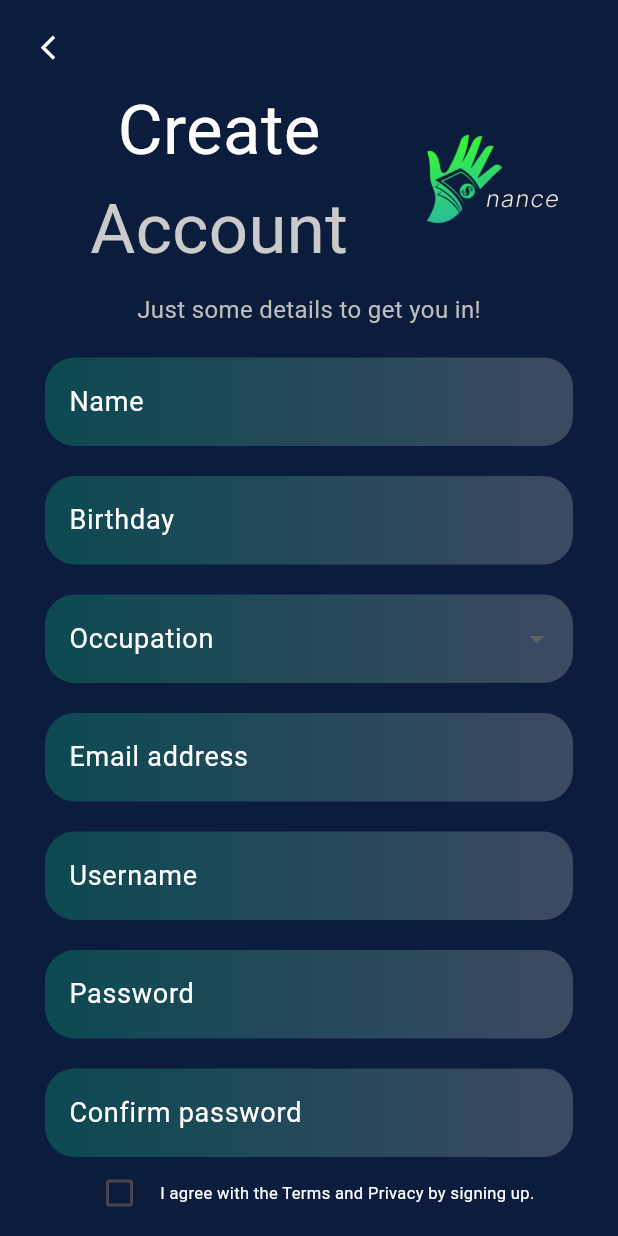
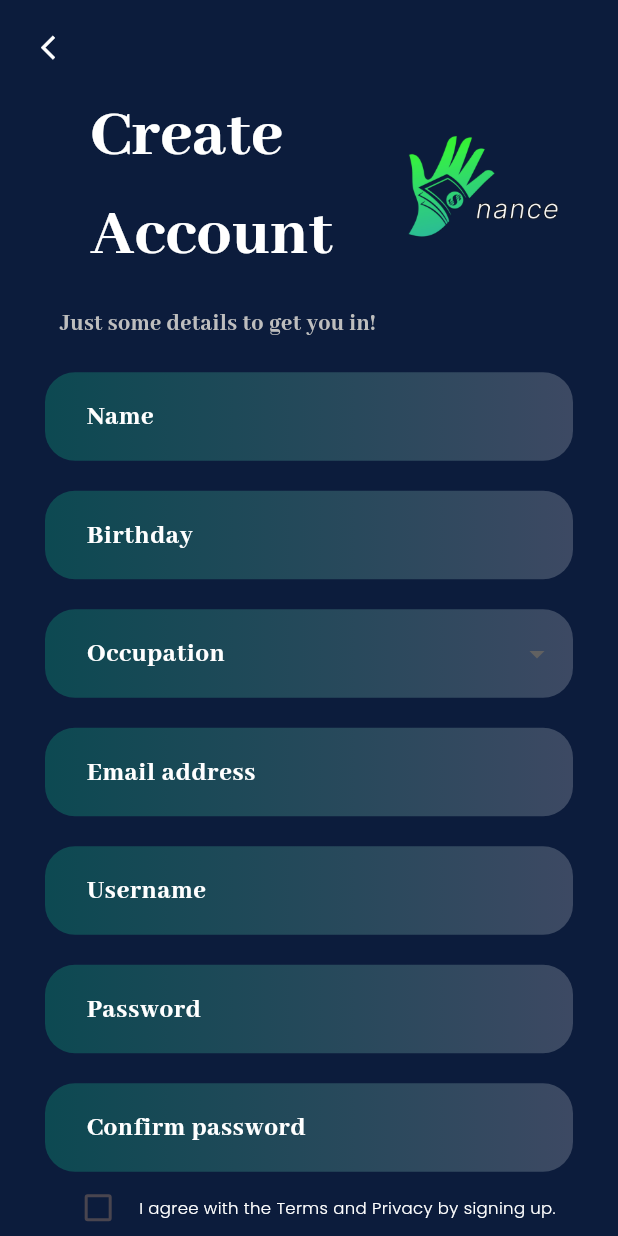
Before and after one commit to Wrynaft/fivenance, a Flutter app: the Begin screen opened by its route, after a tap on "Sign Up", on a phone screen of 412 x 824 dp. Run offline on Flutter 3.47's test engine with Material 3 defaults, Android fonts, the phone set to English and light mode, and no system bars; our stand-ins replace smooth_page_indicator; project files that could hold a hidden picture were left out.

Commit message:
Polished by Rui Zhe

```diff
--- a/lib/pages/begin.dart
+++ b/lib/pages/begin.dart
@@ -18,11 +18,13 @@ class _BeginState extends State<Begin> {
             Expanded(
                 child: Container(
               margin: const EdgeInsets.all(40),
-            alignment: Alignment.center,
+              alignment: Alignment(0.05, 0.1),
               child: const Image(
                 image: AssetImage('assets/Logo.png'),
-            ),)
+                width: 332,
+                height: 206,
               ),
+            )),
             Row(
               mainAxisAlignment: MainAxisAlignment.spaceEvenly,
               children: <Widget>[
@@ -30,50 +32,75 @@ class _BeginState extends State<Begin> {
                   child: Container(
                     margin: const EdgeInsets.only(left: 20, right: 5),
                     child: OutlinedButton(
-                onPressed: (){
+                      onPressed: () {
                         Navigator.pushNamed(context, '/login');
                       },
-                style: OutlinedButton.styleFrom(side: const BorderSide(color: Color(0xFF6DFF95))),
-                child: const Text('Login', style: TextStyle(fontFamily: 'Judson', color: Color(0xFF6DFF95), fontSize: 23)),),
-              ),),
+                      style: OutlinedButton.styleFrom(
+                          side: const BorderSide(color: Color(0xFF6DFF95))),
+                      child: const Text('Login',
+                          style: TextStyle(
+                              fontFamily: 'Judson',
+                              color: Color(0xFF6DFF95),
+                              fontSize: 21)),
+                    ),
+                  ),
+                ),
                 Expanded(
                   child: Container(
                     margin: const EdgeInsets.only(left: 5, right: 20),
                     child: ElevatedButton(
-                  onPressed: (){
+                      onPressed: () {
                         Navigator.pushNamed(context, '/signup');
                       },
-                  style: ButtonStyle(backgroundColor: MaterialStatePropertyAll(Color(0xFF22D393))),
-                  child: Text('Sign Up', style: TextStyle(fontFamily: 'Judson', color: Colors.black, fontSize: 23)),),
+                      style: ButtonStyle(
+                          backgroundColor:
+                              MaterialStatePropertyAll(Color(0xFF22D393))),
+                      child: Text('Sign Up',
+                          style: TextStyle(
+                              fontFamily: 'Judson',
+                              color: Colors.black,
+                              fontSize: 21)),
+                    ),
                   ),
                 )
-          ],),
+              ],
+            ),
             const Divider(color: Color(0xFF435D92)),
             Container(
-            margin: const EdgeInsets.only(left:20, right:20, top:10),
+                margin: const EdgeInsets.only(left: 20, right: 20, top: 10),
                 child: const ElevatedButton(
                   onPressed: null,
-            style: ButtonStyle(backgroundColor: MaterialStatePropertyAll(Colors.white)),
+                  style: ButtonStyle(
+                      backgroundColor: MaterialStatePropertyAll(Colors.white)),
                   child: Row(
                       mainAxisAlignment: MainAxisAlignment.center,
                       crossAxisAlignment: CrossAxisAlignment.center,
                       children: <Widget>[
-              Image(image: AssetImage('assets/Google1.png'),),
-              Text('   Continue with Google', style: TextStyle(fontFamily: 'Judson', color: Colors.black, fontSize: 19)),
-            ]),)
+                        Image(
+                          image: AssetImage('assets/Google1.png'),
                         ),
+                        Text('   Continue with Google',
+                            style: TextStyle(
+                                fontFamily: 'Judson',
+                                color: Colors.black,
+                                fontSize: 19)),
+                      ]),
+                )),
             Container(
               margin: const EdgeInsets.all(20),
               child: Center(
-              child: RichText(text: TextSpan(children: <TextSpan>[
-                TextSpan(text: 'By registering you agree with our ', style: new TextStyle(color: const Color(0xFFB6B6B6))),
-                TextSpan(text: 'Terms and Conditions', style: new TextStyle(color: const Color(0xFF9D5CE9)))
+                child: RichText(
+                    text: TextSpan(children: <TextSpan>[
+                  TextSpan(
+                      text: 'By registering you agree with our ',
+                      style: new TextStyle(color: const Color(0xFFB6B6B6))),
+                  TextSpan(
+                      text: 'Terms and Conditions',
+                      style: new TextStyle(color: const Color(0xFF9D5CE9)))
                 ])),
               ),
             )
-          ]
-
-      ),
+          ]),
       backgroundColor: const Color(0xFF0C1C3C),
     );
   }
--- a/lib/pages/signup.dart
+++ b/lib/pages/signup.dart
@@ -1,3 +1,4 @@
+import 'package:fivenance/pages/login.dart';
 import 'package:fivenance/pages/profile.dart';
 import 'package:flutter/material.dart';
 
@@ -58,7 +59,7 @@ class _SignUpState extends State<SignUp> {
                         RoundedRectangleBorder(
                           borderRadius: BorderRadius.circular(8),
                           side: BorderSide(
-                            color: Colors.white,
+                            color: Colors.transparent,
                           ),
                         ),
                       ),
@@ -121,12 +122,20 @@ class _SignUpState extends State<SignUp> {
                     children: <Widget>[
                       Column(
                         children: <Widget>[
-                          Text('Create',
-                              style:
-                                  TextStyle(color: Colors.white, fontSize: 46)),
-                          Text('Account',
+                          Padding(
+                            padding: const EdgeInsets.only(
+                              left: 10,
+                              right: 10,
+                            ),
+                            child: Text(
+                              'Create \nAccount',
                               style: TextStyle(
-                                  color: Color(0xFFCACACA), fontSize: 46)),
+                                color: Colors.white,
+                                fontSize: 46,
+                                fontFamily: 'AbhayaLibre',
+                              ),
+                            ),
+                          ),
                         ],
                       ),
                       Container(
@@ -139,11 +148,18 @@ class _SignUpState extends State<SignUp> {
                       ),
                     ],
                   ),
-                  Center(
-                      child: Text('Just some details to get you in!',
-                          style: TextStyle(
-                              color: Color(0xFFBEBEBE), fontSize: 16))),
-                  detailsTextField('Name', false),
+                  Padding(
+                    padding: EdgeInsets.only(left: 40, right: 20),
+                    child: Text(
+                      'Just some details to get you in!',
+                      style: TextStyle(
+                        color: Color(0xFFBEBEBE),
+                        fontSize: 16,
+                        fontFamily: 'AbhayaLibre',
+                      ),
+                    ),
+                  ),
+                  detailsTextField('   Name', false),
                   Container(
                     margin: EdgeInsets.only(left: 30, right: 30, top: 20),
                     decoration: BoxDecoration(
@@ -163,9 +179,11 @@ class _SignUpState extends State<SignUp> {
                           border: OutlineInputBorder(
                               borderSide: BorderSide.none,
                               borderRadius: BorderRadius.circular(20)),
-                          labelText: 'Birthday',
-                          labelStyle:
-                              TextStyle(color: Colors.white, fontSize: 18),
+                          labelText: '   Birthday',
+                          labelStyle: TextStyle(
+                              color: Colors.white,
+                              fontSize: 18,
+                              fontFamily: 'AbhayaLibre'),
                         ),
                         onTap: () {
                           _selectDate();
@@ -206,14 +224,16 @@ class _SignUpState extends State<SignUp> {
                             border: OutlineInputBorder(
                                 borderSide: BorderSide.none,
                                 borderRadius: BorderRadius.circular(20)),
-                            labelText: 'Occupation',
-                            labelStyle:
-                                TextStyle(color: Colors.white, fontSize: 18))),
+                            labelText: '   Occupation',
+                            labelStyle: TextStyle(
+                                color: Colors.white,
+                                fontSize: 18,
+                                fontFamily: 'AbhayaLibre'))),
                   ),
-                  detailsTextField('Email address', false),
-                  detailsTextField('Username', false),
-                  detailsTextField('Password', true),
-                  detailsTextField('Confirm password', true),
+                  detailsTextField('   Email address', false),
+                  detailsTextField('   Username', false),
+                  detailsTextField('   Password', true),
+                  detailsTextField('   Confirm password', true),
                   Row(
                     mainAxisAlignment: MainAxisAlignment.center,
                     children: <Widget>[
@@ -225,7 +245,10 @@ class _SignUpState extends State<SignUp> {
                             });
                           }),
                       Text(' I agree with the Terms and Privacy by signing up.',
-                          style: TextStyle(color: Colors.white, fontSize: 11))
+                          style: TextStyle(
+                              color: Colors.white,
+                              fontSize: 11,
+                              fontFamily: 'Poppins-Light'))
                     ],
                   ),
                   Container(
@@ -247,18 +270,31 @@ class _SignUpState extends State<SignUp> {
                                 color: Colors.black,
                                 fontSize: 23)),
                       )),
-                  Row(
-                    mainAxisAlignment: MainAxisAlignment.center,
-                    children: <Widget>[
-                      Text('HAVE AN ACCOUNT? ',
-                          style: TextStyle(
-                              color: Color(0xFFB6B6B6B6), fontSize: 13)),
-                      TextButton(
-                          onPressed: null,
-                          child: Text('SIGN IN',
-                              style:
-                                  TextStyle(color: Colors.white, fontSize: 13)))
-                    ],
+                  Padding(
+                    padding: EdgeInsets.only(bottom: 50),
+                    child: Row(
+                      mainAxisAlignment: MainAxisAlignment.center,
+                      children: <Widget>[
+                        Text('\nHAVE AN ACCOUNT? ',
+                            style: TextStyle(
+                                color: Color(0xFFB6B6B6B6),
+                                fontSize: 13,
+                                fontFamily: 'Poppins-Bold')),
+                        GestureDetector(
+                          onTap: () {
+                            Navigator.push(
+                              context,
+                              MaterialPageRoute(builder: (context) => Login()),
+                            );
+                          },
+                          child: Text('\n  SIGN IN',
+                              style: TextStyle(
+                                  color: Colors.white,
+                                  fontSize: 13,
+                                  fontFamily: 'Poppins-Bold')),
+                        ),
+                      ],
+                    ),
                   ),
                 ],
               ),
@@ -298,7 +334,10 @@ class _SignUpState extends State<SignUp> {
                   borderSide: BorderSide.none,
                   borderRadius: BorderRadius.circular(20)),
               labelText: label,
-              labelStyle: TextStyle(color: Colors.white, fontSize: 18)),
+              labelStyle: TextStyle(
+                  color: Colors.white,
+                  fontSize: 18,
+                  fontFamily: 'AbhayaLibre')), // Change here
         ),
       ),
     );
```
Also changed, not shown: lib/pages/login.dart (+49 -22 lines), pubspec.yaml (+19 -0 lines), assets/Logo.png, assets/fonts/Judson-Bold.ttf (added), assets/fonts/Judson-Italic.ttf (added), assets/fonts/Judson-Regular.ttf (added), assets/fonts/NotoSans-Medium.ttf (added), assets/fonts/Poppins-Bold.ttf (added), assets/fonts/Poppins-Light.ttf (added). Lines whose indentation alone changed are shown as unchanged.
